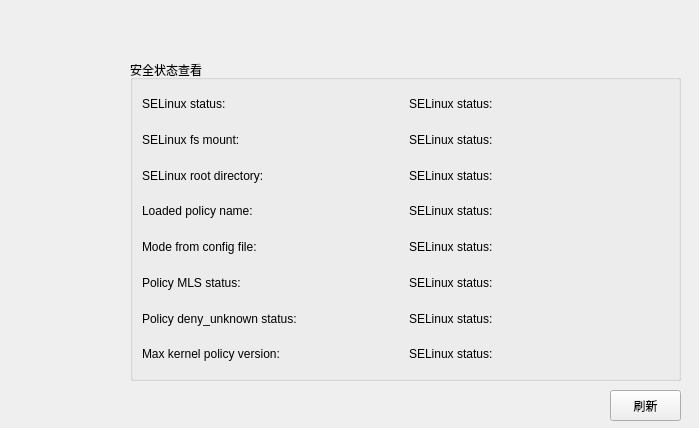
liuyufeng509/SecCenter, file SEC/secstatuspage.ui: the form before one commit.
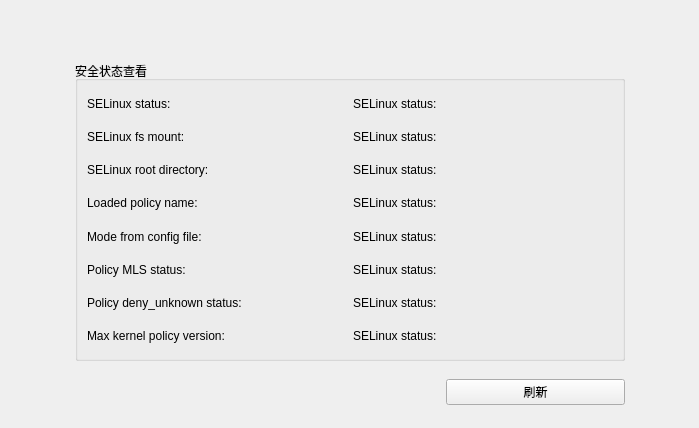
The form after the commit.

```diff
--- a/SEC/secstatuspage.ui
+++ b/SEC/secstatuspage.ui
@@ -13,14 +13,40 @@
   <property name="windowTitle">
    <string>Form</string>
   </property>
+  <layout class="QGridLayout" name="gridLayout">
+   <item row="0" column="2">
+    <spacer name="verticalSpacer">
+     <property name="orientation">
+      <enum>Qt::Vertical</enum>
+     </property>
+     <property name="sizeHint" stdset="0">
+      <size>
+       <width>20</width>
+       <height>46</height>
+      </size>
+     </property>
+    </spacer>
+   </item>
+   <item row="1" column="0">
+    <spacer name="horizontalSpacer">
+     <property name="orientation">
+      <enum>Qt::Horizontal</enum>
+     </property>
+     <property name="sizeHint" stdset="0">
+      <size>
+       <width>57</width>
+       <height>20</height>
+      </size>
+     </property>
+    </spacer>
+   </item>
+   <item row="1" column="1" colspan="3">
   <widget class="QGroupBox" name="groupBox_6">
-   <property name="geometry">
-    <rect>
-     <x>130</x>
-     <y>60</y>
-     <width>551</width>
-     <height>321</height>
-    </rect>
+     <property name="minimumSize">
+      <size>
+       <width>550</width>
+       <height>300</height>
+      </size>
    </property>
    <property name="title">
     <string>安全状态查看</string>
@@ -144,19 +170,41 @@
     </item>
    </layout>
   </widget>
+   </item>
+   <item row="1" column="4">
+    <spacer name="horizontalSpacer_2">
+     <property name="orientation">
+      <enum>Qt::Horizontal</enum>
+     </property>
+     <property name="sizeHint" stdset="0">
+      <size>
+       <width>56</width>
+       <height>20</height>
+      </size>
+     </property>
+    </spacer>
+   </item>
+   <item row="2" column="1">
+    <spacer name="verticalSpacer_2">
+     <property name="orientation">
+      <enum>Qt::Vertical</enum>
+     </property>
+     <property name="sizeHint" stdset="0">
+      <size>
+       <width>20</width>
+       <height>46</height>
+      </size>
+     </property>
+    </spacer>
+   </item>
+   <item row="2" column="3">
   <widget class="QPushButton" name="freshSafeStatusButton">
-   <property name="geometry">
-    <rect>
-     <x>610</x>
-     <y>390</y>
-     <width>71</width>
-     <height>31</height>
-    </rect>
-   </property>
    <property name="text">
     <string>刷新</string>
    </property>
   </widget>
+   </item>
+  </layout>
  </widget>
  <resources/>
  <connections/>
```
Lines whose indentation alone changed are shown as unchanged.
